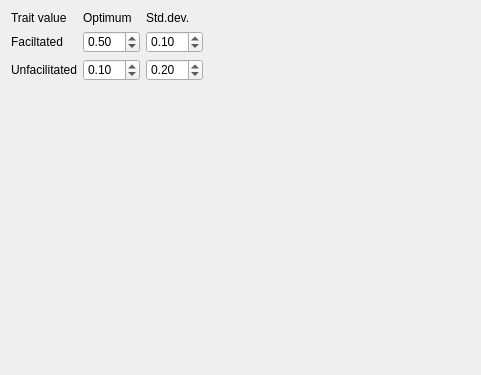
Old version of the form korter_project_qt_fitness_widget.ui in the repository richelbilderbeek/korter_project.
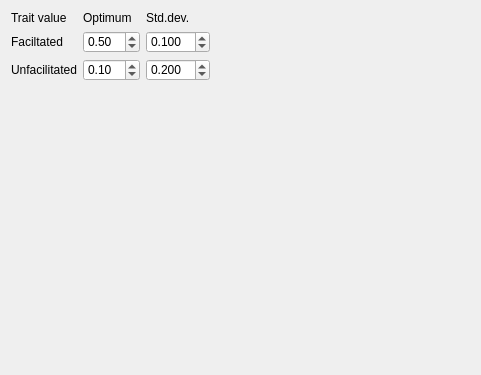
New version of the form. Custom widgets are drawn as their Qt base class.

Diff of the .ui file:
```diff
--- a/korter_project_qt_fitness_widget.ui
+++ b/korter_project_qt_fitness_widget.ui
@@ -26,6 +26,9 @@
    </item>
    <item row="1" column="2">
     <widget class="QDoubleSpinBox" name="box_fac_stddev">
+     <property name="decimals">
+      <number>3</number>
+     </property>
      <property name="singleStep">
       <double>0.010000000000000</double>
      </property>
@@ -36,6 +39,9 @@
    </item>
    <item row="2" column="2">
     <widget class="QDoubleSpinBox" name="box_unfac_stddev">
+     <property name="decimals">
+      <number>3</number>
+     </property>
      <property name="singleStep">
       <double>0.010000000000000</double>
      </property>
```
Left out of the diff: 4 changed lines with no effect on the pictures.
